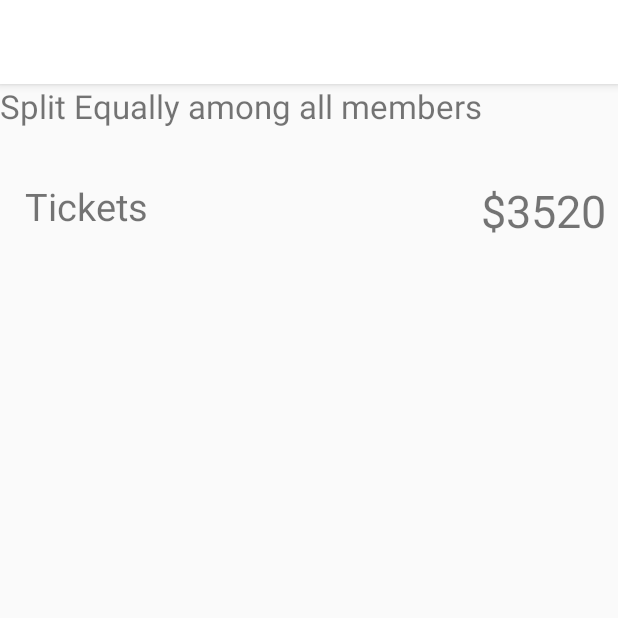
After one commit to tomsaju/monero, an Android app: the ExpenseActivity screen opened directly, with no data from a screen before it, on a phone screen of 412 x 824 dp, the top half of it. The commit adds this screen. Run offline under Robolectric (Android 15) with nearby library versions, the phone set to English and light mode, and no system bars.

Commit message:
expense detail

```diff
--- a/app/src/main/AndroidManifest.xml
+++ b/app/src/main/AndroidManifest.xml
@@ -36,8 +36,9 @@
         <activity
             android:name=".tags.TagActivity"
             android:theme="@style/MyAppTheme.NoActionBar" />
-        <activity android:name=".payeeSelector.PayerSelectorActivity"
-            android:theme="@style/MyAppTheme.NoActionBar"/>
+        <activity
+            android:name=".payeeSelector.PayerSelectorActivity"
+            android:theme="@style/MyAppTheme.NoActionBar" />
         <activity
             android:name=".auth.SignInActivity"
             android:theme="@style/Theme.AppCompat.NoActionBar" />
@@ -52,7 +53,8 @@
             </intent-filter>
         </service>
 
-        <activity android:name=".splash.SplashActivity"></activity>
+        <activity android:name=".splash.SplashActivity" />
+        <activity android:name=".expensedetail.ExpenseActivity"></activity>
     </application>
 
 </manifest>
--- a/app/src/main/java/com/monero/activitydetail/DetailActivity.kt
+++ b/app/src/main/java/com/monero/activitydetail/DetailActivity.kt
@@ -218,7 +218,7 @@ class DetailActivity : AppCompatActivity(),AddExpenseFragment.OnFragmentInteract
                     iowe =0
                 }else if(myRemainingShare<0){
                     theyowe=0
-                    iowe = myRemainingShare
+                    iowe = Math.abs(myRemainingShare)
                 }
 
             }
--- a/app/src/main/java/com/monero/activitydetail/fragments/adapter/ExpenseListRecyclerAdapter.kt
+++ b/app/src/main/java/com/monero/activitydetail/fragments/adapter/ExpenseListRecyclerAdapter.kt
@@ -25,7 +25,18 @@ class ExpenseListRecyclerAdapter(var expenseList:ArrayList<Expense>, var context
 
     override fun onBindViewHolder(holder: ViewHolder, position: Int) {
         holder.tvtitle.text=expenseList[position].title
-        holder.tvpaidBy.text = "paid by "+expenseList[position].debitList.size+" people"
+
+        var sortedDebitList = expenseList[position].debitList.sortedWith(compareBy({ it.userName }))
+
+        if(expenseList[position].debitList.size==1){
+            holder.tvpaidBy.text = "paid by "+sortedDebitList[0].userName+""
+        }else if(expenseList[position].debitList.size==2){
+            holder.tvpaidBy.text = "paid by "+sortedDebitList[0].userName+" and 1 other"
+        }else{
+            holder.tvpaidBy.text = "paid by "+sortedDebitList[0].userName+" and some others"
+        }
+
+        //holder.tvpaidBy.text = "paid by "+expenseList[position].debitList.size+" people"
 
         var amountInLowerDenomination = expenseList[position].amount
         var amountInHigherDenomination = "%.2f".format((amountInLowerDenomination/100).toDouble())
--- /dev/null
+++ b/app/src/main/java/com/monero/expensedetail/ExpenseActivity.kt
@@ -0,0 +1,13 @@
+package com.monero.expensedetail
+
+import android.support.v7.app.AppCompatActivity
+import android.os.Bundle
+import com.monero.R
+
+class ExpenseActivity : AppCompatActivity() {
+
+    override fun onCreate(savedInstanceState: Bundle?) {
+        super.onCreate(savedInstanceState)
+        setContentView(R.layout.activity_expense)
+    }
+}
--- /dev/null
+++ b/app/src/main/res/layout/activity_expense.xml
@@ -0,0 +1,52 @@
+<?xml version="1.0" encoding="utf-8"?>
+<android.support.constraint.ConstraintLayout xmlns:android="http://schemas.android.com/apk/res/android"
+    xmlns:app="http://schemas.android.com/apk/res-auto"
+    xmlns:tools="http://schemas.android.com/tools"
+    android:layout_width="match_parent"
+    android:layout_height="match_parent"
+    tools:context="com.monero.expensedetail.ExpenseActivity">
+
+
+    <TextView
+        android:id="@+id/textView2"
+        android:layout_width="wrap_content"
+        android:layout_height="wrap_content"
+        android:layout_marginBottom="8dp"
+        android:layout_marginEnd="8dp"
+        android:layout_marginStart="8dp"
+        android:layout_marginTop="8dp"
+        android:text="Tickets"
+        android:textSize="25sp"
+        app:layout_constraintBottom_toBottomOf="parent"
+        app:layout_constraintEnd_toEndOf="parent"
+        app:layout_constraintHorizontal_bias="0.027"
+        app:layout_constraintStart_toStartOf="parent"
+        app:layout_constraintTop_toTopOf="parent"
+        app:layout_constraintVertical_bias="0.078" />
+
+    <TextView
+        android:id="@+id/textView3"
+        android:layout_width="wrap_content"
+        android:layout_height="wrap_content"
+        android:layout_marginBottom="8dp"
+        android:layout_marginEnd="8dp"
+        android:layout_marginStart="8dp"
+        android:layout_marginTop="8dp"
+        android:text="$3520"
+        android:textSize="30sp"
+        app:layout_constraintBottom_toBottomOf="parent"
+        app:layout_constraintEnd_toEndOf="parent"
+        app:layout_constraintHorizontal_bias="1.0"
+        app:layout_constraintStart_toStartOf="parent"
+        app:layout_constraintTop_toTopOf="parent"
+        app:layout_constraintVertical_bias="0.079" />
+
+    <TextView
+        android:id="@+id/textView4"
+        android:layout_width="wrap_content"
+        android:layout_height="wrap_content"
+        android:text="Split Equally among all members"
+        android:textSize="22sp"
+        tools:layout_editor_absoluteX="16dp"
+        tools:layout_editor_absoluteY="121dp" />
+</android.support.constraint.ConstraintLayout>
--- a/app/src/main/res/layout/expense_list_item_layout.xml
+++ b/app/src/main/res/layout/expense_list_item_layout.xml
@@ -17,6 +17,8 @@
         android:layout_marginRight="20dp"
         android:layout_marginTop="10dp"
         android:layout_marginBottom="10dp"
+        android:layout_toLeftOf="@+id/amount_textview_expense_list_item"
+        android:layout_alignParentLeft="true"
         android:orientation="vertical">
 
     <TextView
@@ -34,7 +36,8 @@
         android:id="@+id/paidBy_text_expense_list_item"
         android:layout_below="@+id/expense_title_list_item"
         tools:text="Paid by Tony Stark and 2 others"
-        android:maxLines="1"/>
+        android:layout_marginRight="10dp"
+        android:maxLines="2"/>
     </LinearLayout>
     <TextView
         android:layout_width="wrap_content"
```
